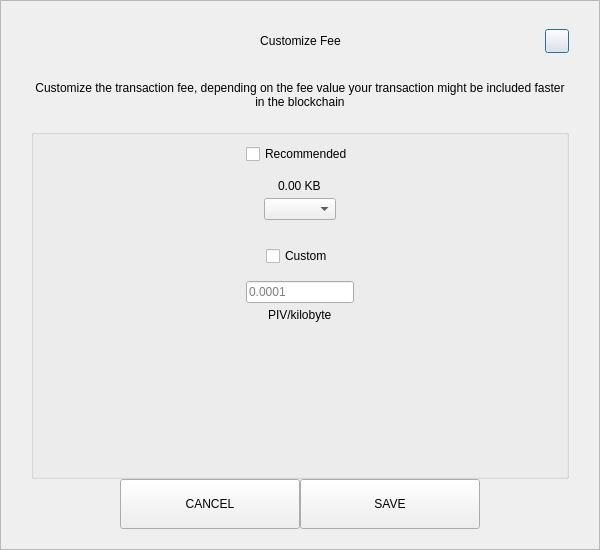
Old version of the form src/qt/omegacoin/forms/sendcustomfeedialog.ui in the repository Cobra-Technologies-GmbH/OmegaCoin.
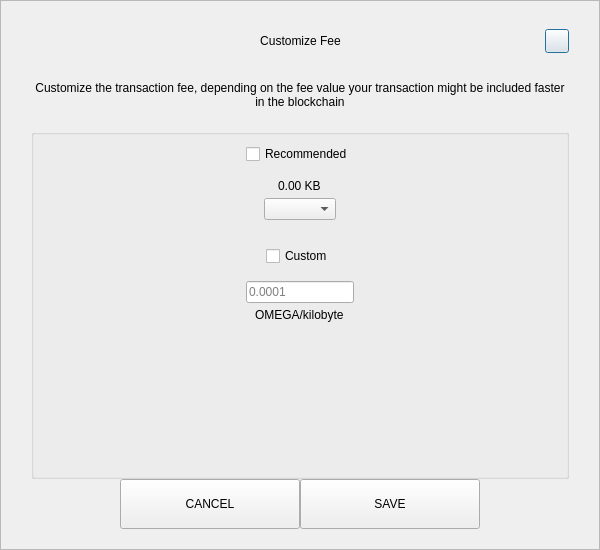
New version of the form.

What changed in the file:
```diff
--- a/src/qt/omegacoin/forms/sendcustomfeedialog.ui
+++ b/src/qt/omegacoin/forms/sendcustomfeedialog.ui
@@ -287,7 +287,7 @@
            <item alignment="Qt::AlignHCenter">
             <widget class="QLabel" name="labelCustomFee">
              <property name="text">
-              <string>PIV/kilobyte</string>
+              <string>OMEGA/kilobyte</string>
              </property>
             </widget>
            </item>
```
